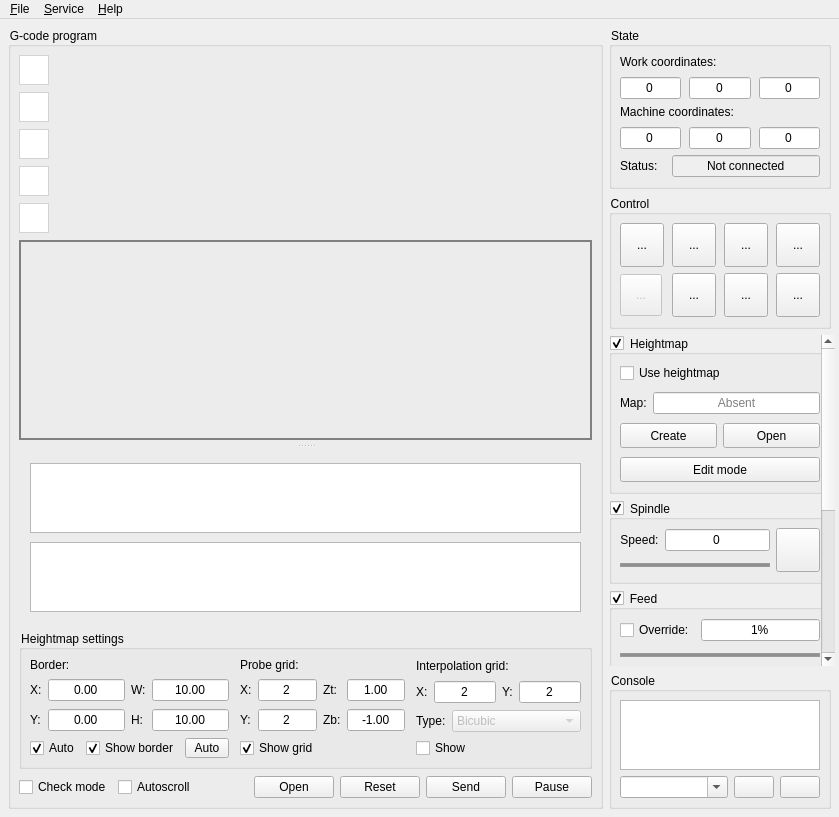
Qt form frmmain.ui (Denvi/Candle) before a commit.
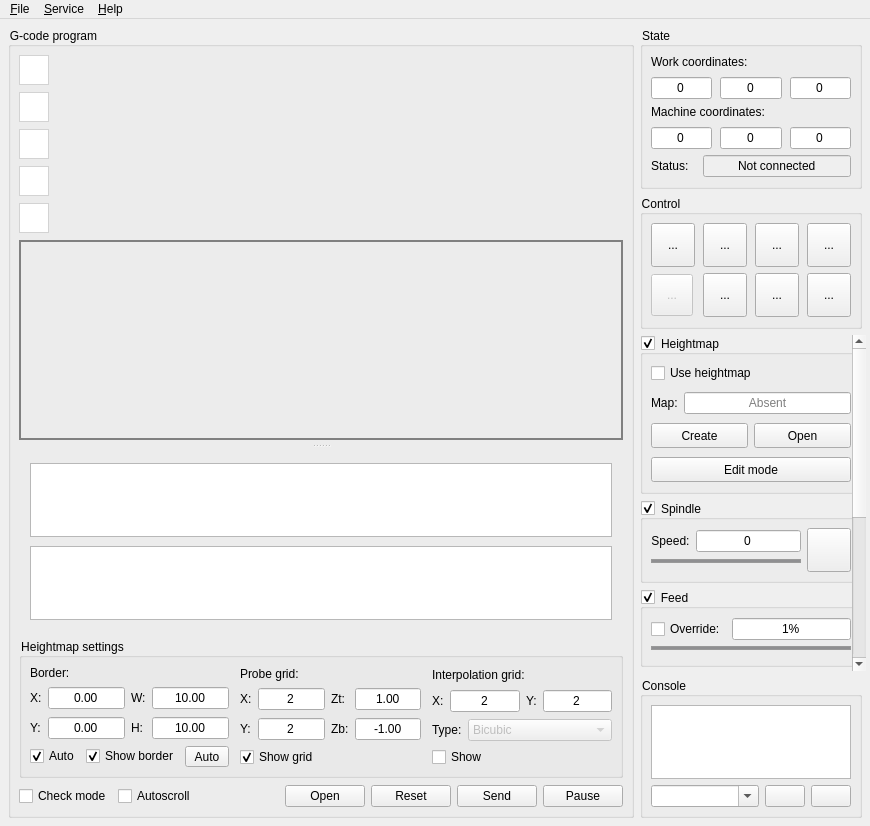
The same form after that commit. Icons and pictures are not drawn. Custom widgets are drawn as their Qt base class.

Patch:
```diff
--- a/frmmain.ui
+++ b/frmmain.ui
@@ -6,8 +6,8 @@
    <rect>
     <x>0</x>
     <y>0</y>
-    <width>839</width>
-    <height>788</height>
+    <width>870</width>
+    <height>826</height>
    </rect>
   </property>
   <property name="palette">
@@ -1673,9 +1673,9 @@
          <property name="geometry">
           <rect>
            <x>0</x>
-           <y>0</y>
-           <width>237</width>
-           <height>612</height>
+           <y>-123</y>
+           <width>240</width>
+           <height>651</height>
           </rect>
          </property>
          <property name="sizePolicy">
@@ -1884,6 +1884,9 @@
                 </property>
                 <item>
                  <layout class="QVBoxLayout" name="verticalLayout_12">
+                  <property name="spacing">
+                   <number>0</number>
+                  </property>
                   <item>
                    <layout class="QHBoxLayout" name="horizontalLayout_4" stretch="0,1">
                     <item>
@@ -2014,6 +2017,9 @@
                 </property>
                 <item>
                  <layout class="QVBoxLayout" name="verticalLayout_13">
+                  <property name="spacing">
+                   <number>0</number>
+                  </property>
                   <item>
                    <layout class="QHBoxLayout" name="horizontalLayout_15" stretch="0,1">
                     <item>
@@ -2720,8 +2726,8 @@
     <rect>
      <x>0</x>
      <y>0</y>
-     <width>839</width>
-     <height>21</height>
+     <width>870</width>
+     <height>23</height>
     </rect>
    </property>
    <widget class="QMenu" name="mnuFile">
```
